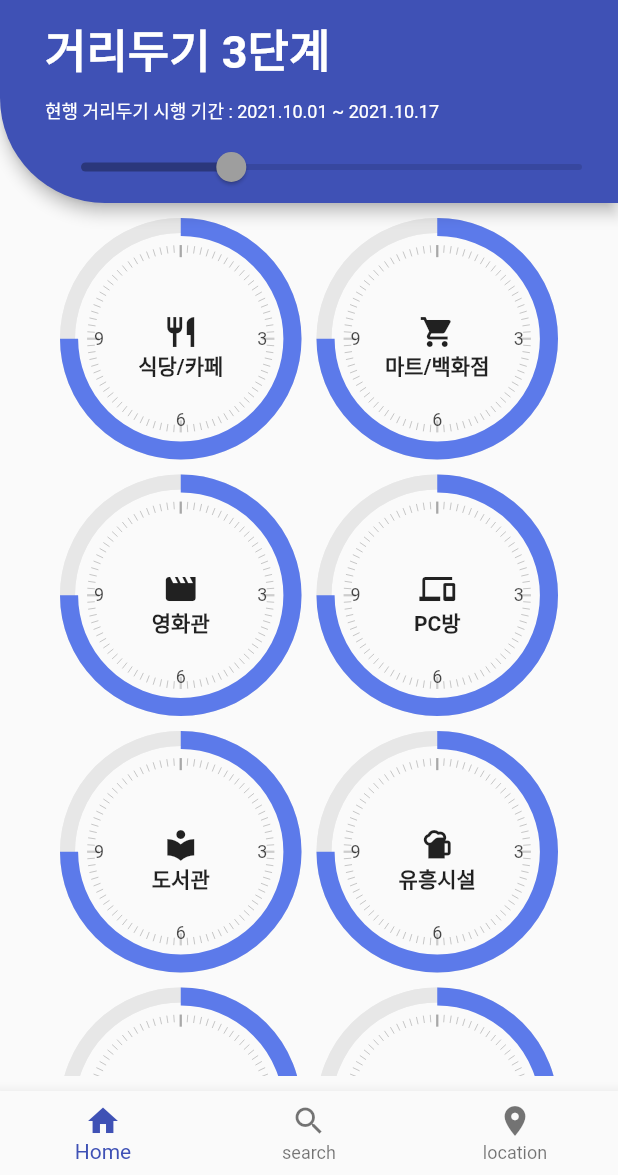
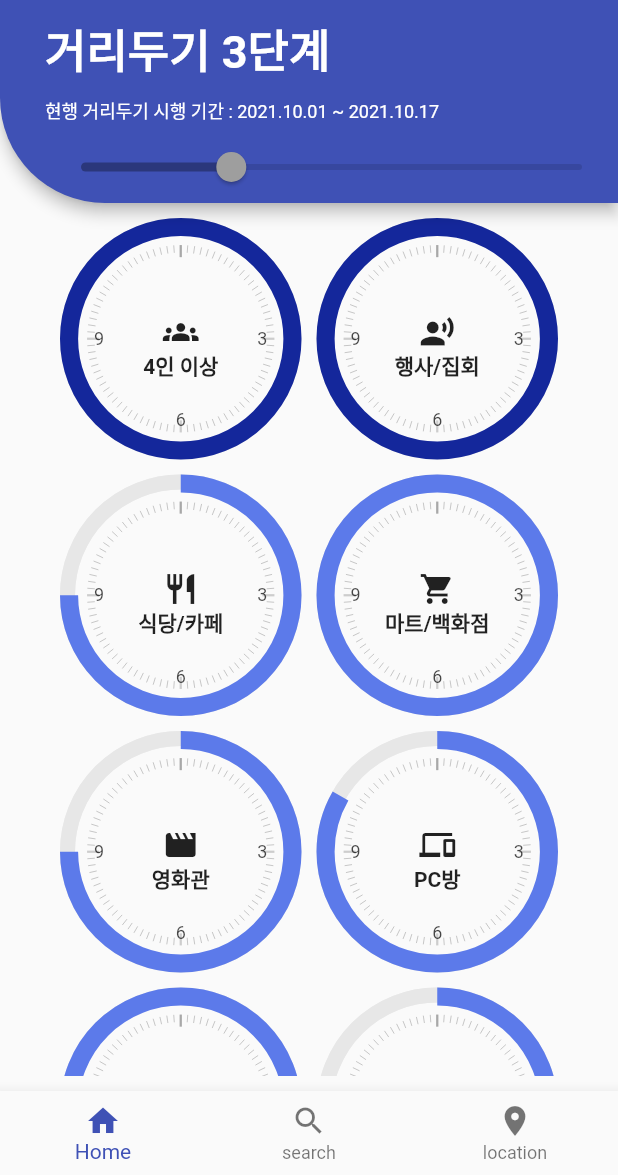
Before and after one commit to nub8p/covid_alarm, a Flutter app: the screen it shows after launch, on a phone screen of 412 x 824 dp, the part 61-1236 px from its top. Run offline on Flutter 3.47's test engine with Material 2 defaults, Android fonts, the phone set to English and light mode, and no system bars; drawn by our look-alikes of syncfusion_flutter_gauges; our stand-ins replace flutter_svg, flutter_typeahead, reorderable_grid_view.

Commit message:
ordering update

```diff
--- a/lib/home.dart
+++ b/lib/home.dart
@@ -15,7 +15,9 @@ class _HomeState extends State<Home> {
 
     });
   }
+
   List _info = infoList;
+
   @override
   Widget build(BuildContext context) {
     _defultsetting();
@@ -71,8 +73,36 @@ class _HomeState extends State<Home> {
           //수평 Padding
           crossAxisSpacing: 10,
           //수직 Padding
-          children: List.generate(23, (index) {
-            //item 의 반목문 항목 형성
+          children: List.generate(25, (index) {
+            if(index == 0){ //사적모임
+              return MainIconBox(index: 23);
+            }
+            else if(index == 1){ //행사집회
+              return MainIconBox(index: 24);
+            }
+            else{
+              return MainIconBox(index: index-2);
+            }
+          }),
+        ),
+      )
+    );
+  }
+  void _update(){
+    setState((){
+      _info = infoList;
+    });
+  }
+
+
+
+}
+class MainIconBox extends StatelessWidget {
+  final int index;
+  const MainIconBox({Key? key, required this.index}) : super(key: key);
+
+  @override
+  Widget build(BuildContext context) {
     return GestureDetector(
         child: Container(
           //color: Colors.black26,
@@ -98,15 +128,6 @@ class _HomeState extends State<Home> {
           );
         }
     );
-          }),
-        ),
-      )
-    );
-  }
-  void _update(){
-    setState((){
-      _info = infoList;
-    });
   }
 }
 
--- a/lib/info.dart
+++ b/lib/info.dart
@@ -8,7 +8,7 @@ List<Map> infoList = [
         '취식 가능 여부 → 가능\n'
         '21시 ~ 다음날 05시까지 포장/배달만 허용'},
 
-  {'title': '마트/백화점', 'iconURL': Icons.shopping_cart, 'time': 9.0, 'color': 0xff5C7AEA,
+  {'title': '마트/백화점', 'iconURL': Icons.shopping_cart, 'time': 12.0, 'color': 0xff5C7AEA,
     'info': '방역패스 의무적용 시설\n'
         '운영시간 → 제한 없음\n'
         '이용 가능 → 접종 완료자 등\n'
@@ -21,14 +21,14 @@ List<Map> infoList = [
         '이용 가능 → 접종 완료자 등\n'
         '별도 부대시설 마련된 경우 취식 제한적 허용'},
 
-  {'title': 'PC방', 'iconURL': Icons.devices, 'time': 9.0, 'color': 0xff5C7AEA,
+  {'title': 'PC방', 'iconURL': Icons.devices, 'time': 10.0, 'color': 0xff5C7AEA,
     'info': '방역패스 의무적용 시설\n'
         '운영시간 → 06시 ~ 22시\n'
         '이용 가능 → 접종 완료자 등\n'
         '취식 가능 여부 → 불가능\n'
         '22시 ~ 다음날 05시까지 포장/배달만 허용'},
 
-  {'title': '도서관', 'iconURL': Icons.local_library, 'time': 9.0, 'color': 0xff5C7AEA,
+  {'title': '도서관', 'iconURL': Icons.local_library, 'time': 12.0, 'color': 0xff5C7AEA,
     'info': '방역패스 의무적용 시설\n'
         '운영시간 → 제한 없음\n'
         '이용 가능 → 접종 완료자 등\n'
@@ -40,13 +40,13 @@ List<Map> infoList = [
         '운영시간 → 06시 ~ 21시\n'
         '이용 가능 → 접종 완료자, 완치자'},
 
-  {'title': '실내체육시설', 'iconURL': Icons.sports_volleyball, 'time': 9.0, 'color': 0xff5C7AEA,
+  {'title': '실내체육시설', 'iconURL': Icons.sports_volleyball, 'time': 12.0, 'color': 0xff5C7AEA,
     'info': '방역패스 의무적용 시설\n'
         '운영시간 → 제한 없음\n'
         '이용 가능 → 접종 완료자 등\n'
         '취식 가능 여부 → 불가능'},
 
-  {'title': '숙박시설', 'iconURL': Icons.hotel, 'time': 9.0, 'color': 0xff5C7AEA,
+  {'title': '숙박시설', 'iconURL': Icons.hotel, 'time': 12.0, 'color': 0xff5C7AEA,
     'info': '방역패스 미적용 시설'},
 
   {'title': '노래연습장', 'iconURL': Icons.mic, 'time': 9.0, 'color': 0xff5C7AEA,
@@ -67,7 +67,7 @@ List<Map> infoList = [
         '이용 가능 → 접종 완료자 등\n'
         '취식 가능 여부 → 불가능'},
 
-  {'title': '전시회', 'iconURL': Icons.auto_awesome_mosaic, 'time': 9.0, 'color': 0xff5C7AEA,
+  {'title': '전시회', 'iconURL': Icons.auto_awesome_mosaic, 'time': 12.0, 'color': 0xff5C7AEA,
     'info': '방역패스 미적용 시설\n'
         '운영시간 → 제한 없음\n'
         '이용 가능 및 밀집도 →\n'
@@ -75,54 +75,54 @@ List<Map> infoList = [
         '접종 완료자 등으로 구성 시 인원 제한 없음\n'
         '취식 가능 여부 → 불가능'},
 
-  {'title': '독서실', 'iconURL': Icons.edit, 'time': 9.0, 'color': 0xff5C7AEA,
+  {'title': '독서실', 'iconURL': Icons.edit, 'time': 12.0, 'color': 0xff5C7AEA,
     'info': '방역패스 미적용 시설\n'
         '운영시간 → 제한 없음\n'
         '이용 가능 → 제한 없음\n'
         '취식 가능 여부 → 불가능\n'
         '별도 취식 섭취 공간이 마련된 경우 제한적 허용'},
 
-  {'title': '학원', 'iconURL': Icons.menu_book, 'time': 9.0, 'color': 0xff5C7AEA,
+  {'title': '학원', 'iconURL': Icons.menu_book, 'time': 12.0, 'color': 0xff5C7AEA,
     'info': '방역패스 미적용 시설\n'
         '운영시간 → 제한 없음\n'
         '이용 가능 → 제한 없음\n'
         '취식 가능 여부 → 불가능\n'
         '평생직업교육학원은 운영시간 제한(22시 ~ 다음날 05시)'},
 
-  {'title': '박물관', 'iconURL': Icons.account_balance, 'time': 9.0, 'color': 0xff5C7AEA,
+  {'title': '박물관', 'iconURL': Icons.account_balance, 'time': 12.0, 'color': 0xff5C7AEA,
     'info': '방역패스 의무적용 시설\n'
         '운영시간 → 제한 없음\n'
         '이용 가능 → 접종 완료자 등\n'
         '취식 가능 여부 → 불가능'},
 
-  {'title': '놀이공원', 'iconURL': Icons.shopping_cart, 'time': 9.0, 'color': 0xff5C7AEA,
+  {'title': '놀이공원', 'iconURL': Icons.shopping_cart, 'time': 12.0, 'color': 0xff5C7AEA,
     'info': '방역패스 미적용 시설\n'
         '운영시간 → 제한 없음\n'
         '이용 가능 → 제한 없음\n'
         '밀집도 → 수용인원의  50%\n'
         '취식 가능 여부 → 불가능'},
 
-  {'title': '워터파크', 'iconURL': Icons.attractions, 'time': 9.0, 'color': 0xff5C7AEA,
+  {'title': '워터파크', 'iconURL': Icons.attractions, 'time': 12.0, 'color': 0xff5C7AEA,
     'info': '방역패스 미적용 시설\n'
         '운영시간 → 제한 없음\n'
         '이용 가능 → 제한 없음\n'
         '밀집도 → 수용인원의  50%\n'
         '취식 가능 여부 → 불가능'},
 
-  {'title': '실외체육시설', 'iconURL': Icons.sports_basketball, 'time': 9.0, 'color': 0xff5C7AEA,
+  {'title': '실외체육시설', 'iconURL': Icons.sports_basketball, 'time': 12.0, 'color': 0xff5C7AEA,
     'info': '방역패스 미적용 시설\n'
         '운영시간 → 제한 없음\n'
         '이용 가능 → 제한 없음\n'
         '밀집도 → 제한 없음\n'
         '취식 가능 여부 → 불가능'},
 
-  {'title': '카지노', 'iconURL': Icons.casino, 'time': 9.0, 'color': 0xff5C7AEA,
+  {'title': '카지노', 'iconURL': Icons.casino, 'time': 10.0, 'color': 0xff5C7AEA,
     'info': '방역패스 의무적용 시설\n'
         '운영시간 → 06시 ~ 22시\n'
         '이용 가능 → 제한 없음\n'
         '취식 가능 여부 → 불가능'},
 
-  {'title': '경마장', 'iconURL': Icons.sports_score, 'time': 9.0, 'color': 0xff5C7AEA,
+  {'title': '경마장', 'iconURL': Icons.sports_score, 'time': 10.0, 'color': 0xff5C7AEA,
     'info': '방역패스 의무적용 시설\n'
         '운영시간 → 06시 ~ 22시\n'
         '이용 가능 → 제한 없음\n'
@@ -134,22 +134,22 @@ List<Map> infoList = [
         '이용 가능 → 접종 완료자 등\n'
         '취식 가능 여부 → 불가능'},
 
-  {'title': '키즈카페', 'iconURL': Icons.child_friendly, 'time': 9.0, 'color': 0xff5C7AEA,
+  {'title': '키즈카페', 'iconURL': Icons.child_friendly, 'time': 12.0, 'color': 0xff5C7AEA,
     'info': '방역패스 미적용 시설'},
 
-  {'title': '마사지업소', 'iconURL': Icons.pan_tool, 'time': 9.0, 'color': 0xff5C7AEA,
+  {'title': '마사지업소', 'iconURL': Icons.pan_tool, 'time': 10.0, 'color': 0xff5C7AEA,
     'info': '방역패스 의무적용 시설\n'
         '운영시간 → 06시 ~ 22시\n'
         '이용 가능 → 접종 완료자 등\n'
         '취식 가능 여부 → 불가능'},
 
-  {'title': '4인 이상', 'iconURL': Icons.groups, 'time': 9.0, 'color': 0xff14279b,
+  {'title': '4인 이상', 'iconURL': Icons.groups, 'time': 12.0, 'color': 0xff14279b,
     'info': '4인까지 가능\n'
         '방역패스 시설 → 접종 완료자 등만 출입가능\n'
         '식당▪카페 → 미접종자 1인 단독 이용만 허용\n'
         '\n(예) 예방접종 3명 + 미접종 1명 ← 미허용'},
 
-  {'title': '행사/집회', 'iconURL': Icons.record_voice_over, 'time': 9.0, 'color': 0xff14279b,
+  {'title': '행사/집회', 'iconURL': Icons.record_voice_over, 'time': 12.0, 'color': 0xff14279b,
     'info': '접종 여부와 상관없이 49명까지\n'
         '(방역패스 적용 시) 299명까지'},
 ];
```
Lines whose indentation alone changed are shown as unchanged.
